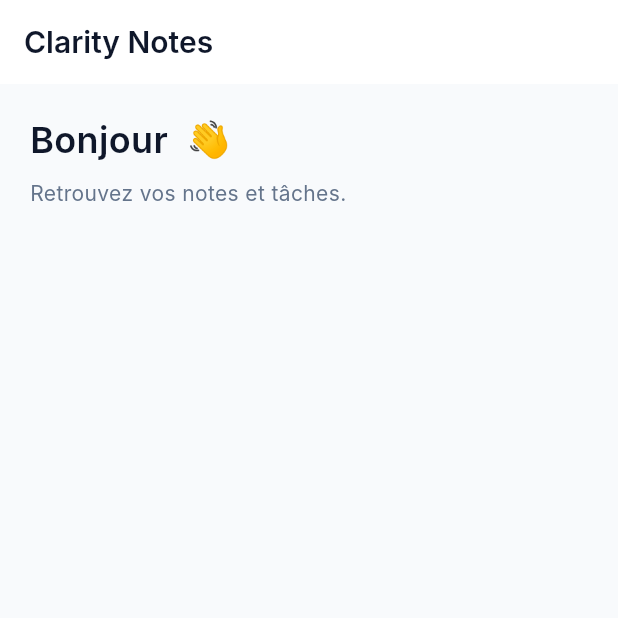
After one commit to Drizain2/noteflow, a Flutter app: the HomeScreen screen opened directly, on a phone screen of 412 x 824 dp, the top half of it. The commit adds this screen. Run offline on Flutter 3.47's test engine with Material 3 defaults, Android fonts, the phone set to English and light mode, and no system bars; our stand-ins replace sqflite, sqflite_common_ffi, sqflite_common_ffi_web; accounts and stored records are empty; Roboto replaces fonts that are missing (Inter).

```diff
--- /dev/null
+++ b/lib/screens/home/home_screen.dart
@@ -0,0 +1,59 @@
+import 'package:flutter/material.dart';
+
+import '../../services/session_service.dart';
+
+class HomeScreen extends StatelessWidget {
+  const HomeScreen({super.key});
+
+  @override
+  Widget build(BuildContext context) {
+    final user = SessionService.currentUser;
+
+    return Scaffold(
+      backgroundColor: const Color(0xFFF8FAFC),
+
+      appBar: AppBar(
+        backgroundColor: Colors.white,
+        elevation: 0,
+        title: const Text(
+          'Clarity Notes',
+          style: TextStyle(
+            fontFamily: 'Inter',
+            fontSize: 20,
+            fontWeight: FontWeight.w600,
+            color: Color(0xFF0F172A),
+          ),
+        ),
+      ),
+
+      body: Padding(
+        padding: const EdgeInsets.all(20),
+        child: Column(
+          crossAxisAlignment: CrossAxisAlignment.start,
+          children: [
+            Text(
+              'Bonjour ${user?.name ?? ''} 👋',
+              style: const TextStyle(
+                fontFamily: 'Inter',
+                fontSize: 24,
+                fontWeight: FontWeight.w600,
+                color: Color(0xFF0F172A),
+              ),
+            ),
+
+            const SizedBox(height: 8),
+
+            const Text(
+              'Retrouvez vos notes et tâches.',
+              style: TextStyle(
+                fontFamily: 'Inter',
+                fontSize: 14,
+                color: Color(0xFF64748B),
+              ),
+            ),
+          ],
+        ),
+      ),
+    );
+  }
+}
```
Also changed, not shown: lib/models/category.dart (added, +21 -0 lines), lib/models/note.dart (added, +47 -0 lines), lib/screens/auth/login_screen.dart (+12 -3 lines).
